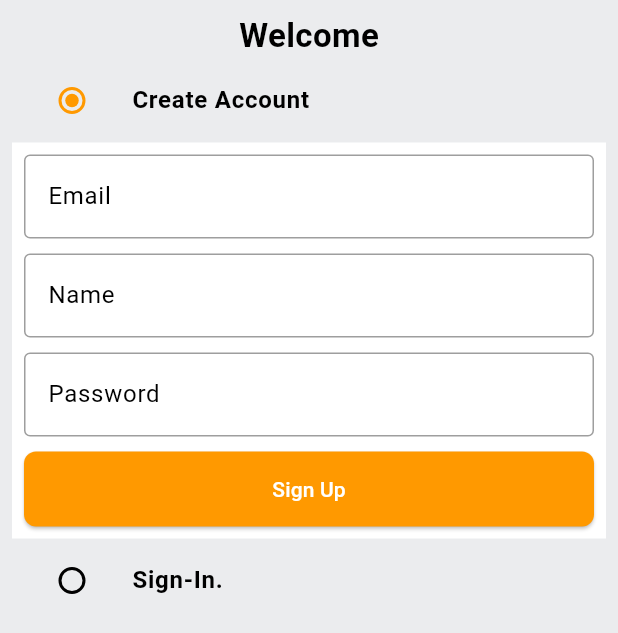
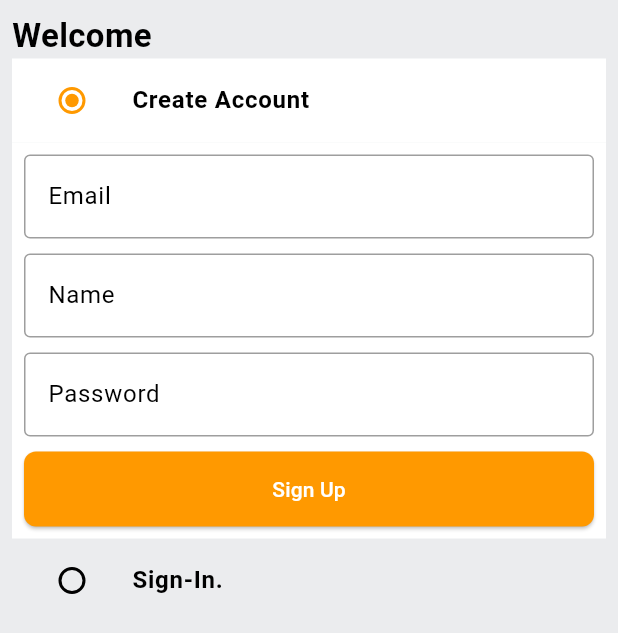
Before and after one commit to puneethkumar18/amazon_clone, a Flutter app: the screen it shows after launch, on a phone screen of 412 x 824 dp. Shown: the top 633 px of the screen. Run offline on Flutter 3.47's test engine with Material 3 defaults, Android fonts, the phone set to English and light mode, and no system bars.

```diff
--- a/lib/common/widgets/custom_textfield.dart
+++ b/lib/common/widgets/custom_textfield.dart
@@ -15,12 +15,12 @@ class CustomTextField extends StatelessWidget {
       controller: controller,
       decoration:  InputDecoration(
         hintText: hintText,
-        border:  OutlineInputBorder(
+        border:  const OutlineInputBorder(
           borderSide: BorderSide(
             color: Colors.black38,
           ),
         ),
-        enabledBorder: OutlineInputBorder(
+        enabledBorder: const OutlineInputBorder(
           borderSide: BorderSide(
             color: Colors.black38,
           ),
--- a/lib/features/auth/screens/auth_screen.dart
+++ b/lib/features/auth/screens/auth_screen.dart
@@ -40,6 +40,7 @@ class _AuthScreenState extends State<AuthScreen> {
         child: Padding(
           padding: const EdgeInsets.all(8.0),
           child: Column(
+            crossAxisAlignment: CrossAxisAlignment.start,
             children: [
               const Text("Welcome",
               style: TextStyle(
@@ -48,6 +49,7 @@ class _AuthScreenState extends State<AuthScreen> {
                ),
               ),
               ListTile(
+                tileColor: _auth == Auth.signup ? GlobalVariable.backgroundColor : GlobalVariable.greyBackgroundCOlor,
                 title:  const Text(
                   "Create Account",
                 style: TextStyle(
@@ -85,6 +87,7 @@ class _AuthScreenState extends State<AuthScreen> {
                     ),
                 ),
                ListTile(
+                tileColor: _auth == Auth.signin?GlobalVariable.backgroundColor:GlobalVariable.greyBackgroundCOlor,
                 title:  const Text(
                   "Sign-In.",
                 style: TextStyle(
@@ -102,6 +105,23 @@ class _AuthScreenState extends State<AuthScreen> {
                   },
                 ),
               ),
+              if(_auth == Auth.signin)
+                Container(
+                  padding: const EdgeInsets.all(8),
+                  color: GlobalVariable.backgroundColor,
+                  child: Form(
+                    key: _signInFormKey,
+                    child:  Column(
+                      children: [
+                        CustomTextField(hintText: "Email",controller: _emailcontroller),
+                        const SizedBox(height: 10,),
+                        CustomTextField(hintText: "Password",controller: _passwordcontroller),
+                        const SizedBox(height: 10,),
+                        CustomButton(text: "Sign In",onTap: (){},)
+                      ],
+                    ),
+                    ),
+                ),
             ],
           ),
         ),
```
